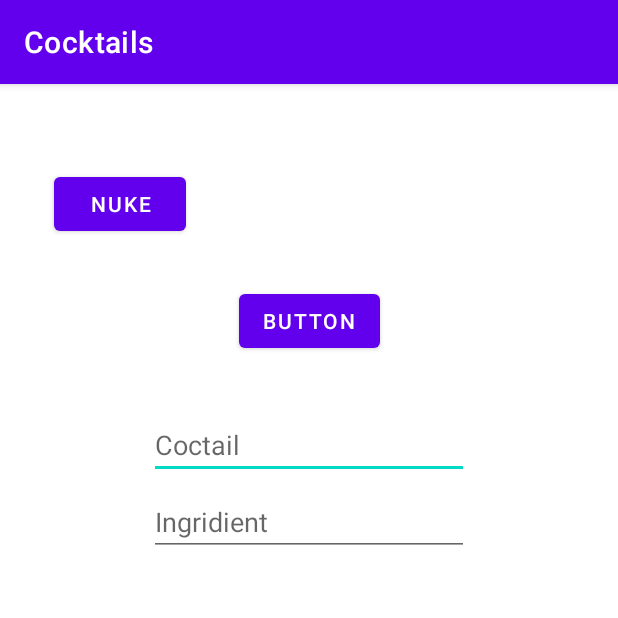
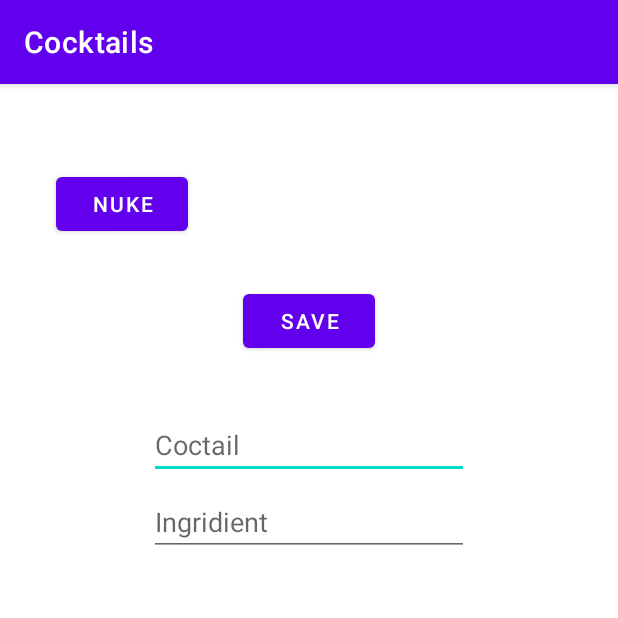
Before and after one commit to tv1light/AppPrototype_1, an Android app built with Jetpack Compose: the screen it shows after launch (MainActivity), on a phone screen of 412 x 824 dp, the top half of it. Run offline under Robolectric (Android 15) with nearby library versions, the phone set to English and light mode, and no system bars; our stand-ins replace Room's generated code, navigation-ui.

Commit message:
Разъебал интерфейс для нужд бд

```diff
--- a/app/src/main/res/layout/activity_main.xml
+++ b/app/src/main/res/layout/activity_main.xml
@@ -38,7 +38,7 @@
         android:layout_width="wrap_content"
         android:layout_height="wrap_content"
         android:layout_marginBottom="530dp"
-        android:text="Button"
+        android:text="Save"
         app:layout_constraintBottom_toTopOf="@+id/nav_view"
         app:layout_constraintEnd_toEndOf="@+id/nav_view"
         app:layout_constraintStart_toStartOf="parent" />
```
